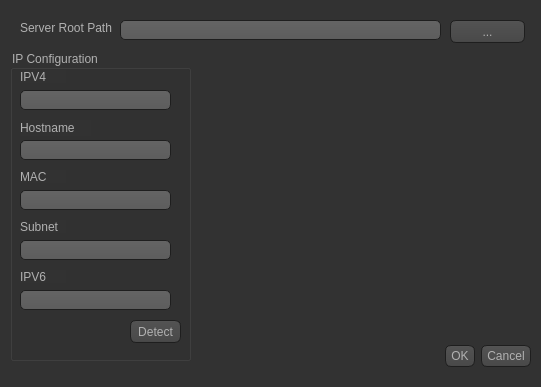
Thejuster/rAthena-Studio, file hostconfig.ui: the form before one commit.
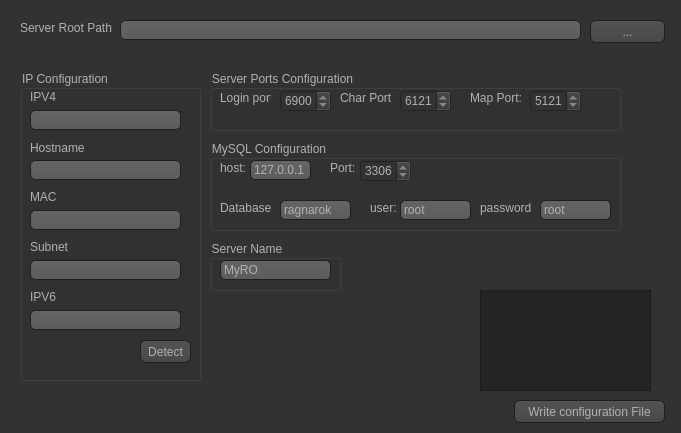
The form after the commit. Icons and pictures are not drawn.

```diff
--- a/hostconfig.ui
+++ b/hostconfig.ui
@@ -6,8 +6,8 @@
    <rect>
     <x>0</x>
     <y>0</y>
-    <width>541</width>
-    <height>387</height>
+    <width>681</width>
+    <height>433</height>
    </rect>
   </property>
   <property name="windowTitle">
@@ -474,22 +474,6 @@
     border: 1px solid #444;
 }</string>
   </property>
-  <widget class="QDialogButtonBox" name="buttonBox">
-   <property name="geometry">
-    <rect>
-     <x>10</x>
-     <y>340</y>
-     <width>521</width>
-     <height>32</height>
-    </rect>
-   </property>
-   <property name="orientation">
-    <enum>Qt::Horizontal</enum>
-   </property>
-   <property name="standardButtons">
-    <set>QDialogButtonBox::Cancel|QDialogButtonBox::Ok</set>
-   </property>
-  </widget>
   <widget class="QLabel" name="label">
    <property name="geometry">
     <rect>
@@ -508,7 +492,7 @@
     <rect>
      <x>120</x>
      <y>20</y>
-     <width>321</width>
+     <width>461</width>
      <height>20</height>
     </rect>
    </property>
@@ -519,7 +503,7 @@
   <widget class="QPushButton" name="pushButton">
    <property name="geometry">
     <rect>
-     <x>450</x>
+     <x>590</x>
      <y>20</y>
      <width>75</width>
      <height>23</height>
@@ -532,8 +516,8 @@
   <widget class="QGroupBox" name="groupBox">
    <property name="geometry">
     <rect>
-     <x>10</x>
-     <y>50</y>
+     <x>20</x>
+     <y>70</y>
      <width>181</width>
      <height>311</height>
     </rect>
@@ -642,7 +626,7 @@
      </rect>
     </property>
     <property name="readOnly">
-     <bool>true</bool>
+     <bool>false</bool>
     </property>
    </widget>
    <widget class="QLabel" name="label_5">
@@ -681,7 +665,323 @@
      </rect>
     </property>
     <property name="readOnly">
+     <bool>false</bool>
+    </property>
+   </widget>
+  </widget>
+  <widget class="QGroupBox" name="groupBox_2">
+   <property name="geometry">
+    <rect>
+     <x>210</x>
+     <y>70</y>
+     <width>411</width>
+     <height>61</height>
+    </rect>
+   </property>
+   <property name="title">
+    <string>Server Ports Configuration</string>
+   </property>
+   <widget class="QLabel" name="label_7">
+    <property name="geometry">
+     <rect>
+      <x>10</x>
+      <y>20</y>
+      <width>51</width>
+      <height>16</height>
+     </rect>
+    </property>
+    <property name="text">
+     <string>Login port:</string>
+    </property>
+   </widget>
+   <widget class="QSpinBox" name="spinBox">
+    <property name="geometry">
+     <rect>
+      <x>70</x>
+      <y>20</y>
+      <width>51</width>
+      <height>22</height>
+     </rect>
+    </property>
+    <property name="maximum">
+     <number>999999</number>
+    </property>
+    <property name="value">
+     <number>6900</number>
+    </property>
+   </widget>
+   <widget class="QSpinBox" name="spinBox_2">
+    <property name="geometry">
+     <rect>
+      <x>190</x>
+      <y>20</y>
+      <width>51</width>
+      <height>22</height>
+     </rect>
+    </property>
+    <property name="maximum">
+     <number>999999</number>
+    </property>
+    <property name="value">
+     <number>6121</number>
+    </property>
+   </widget>
+   <widget class="QLabel" name="label_8">
+    <property name="geometry">
+     <rect>
+      <x>130</x>
+      <y>20</y>
+      <width>51</width>
+      <height>16</height>
+     </rect>
+    </property>
+    <property name="text">
+     <string>Char Port:</string>
+    </property>
+   </widget>
+   <widget class="QLabel" name="label_9">
+    <property name="geometry">
+     <rect>
+      <x>260</x>
+      <y>20</y>
+      <width>51</width>
+      <height>16</height>
+     </rect>
+    </property>
+    <property name="text">
+     <string>Map Port:</string>
+    </property>
+   </widget>
+   <widget class="QSpinBox" name="spinBox_3">
+    <property name="geometry">
+     <rect>
+      <x>320</x>
+      <y>20</y>
+      <width>51</width>
+      <height>22</height>
+     </rect>
+    </property>
+    <property name="maximum">
+     <number>999999</number>
+    </property>
+    <property name="value">
+     <number>5121</number>
+    </property>
+   </widget>
+  </widget>
+  <widget class="QGroupBox" name="groupBox_3">
+   <property name="geometry">
+    <rect>
+     <x>210</x>
+     <y>140</y>
+     <width>411</width>
+     <height>91</height>
+    </rect>
+   </property>
+   <property name="title">
+    <string>MySQL Configuration</string>
+   </property>
+   <widget class="QLabel" name="label_10">
+    <property name="geometry">
+     <rect>
+      <x>10</x>
+      <y>20</y>
+      <width>31</width>
+      <height>16</height>
+     </rect>
+    </property>
+    <property name="text">
+     <string>host:</string>
+    </property>
+   </widget>
+   <widget class="QLineEdit" name="lineEdit_7">
+    <property name="geometry">
+     <rect>
+      <x>40</x>
+      <y>20</y>
+      <width>61</width>
+      <height>20</height>
+     </rect>
+    </property>
+    <property name="text">
+     <string>127.0.0.1</string>
+    </property>
+    <property name="readOnly">
      <bool>true</bool>
+    </property>
+   </widget>
+   <widget class="QLabel" name="label_11">
+    <property name="geometry">
+     <rect>
+      <x>120</x>
+      <y>20</y>
+      <width>31</width>
+      <height>16</height>
+     </rect>
+    </property>
+    <property name="text">
+     <string>Port:</string>
+    </property>
+   </widget>
+   <widget class="QSpinBox" name="spinBox_4">
+    <property name="geometry">
+     <rect>
+      <x>150</x>
+      <y>20</y>
+      <width>51</width>
+      <height>22</height>
+     </rect>
+    </property>
+    <property name="maximum">
+     <number>999999</number>
+    </property>
+    <property name="value">
+     <number>3306</number>
+    </property>
+   </widget>
+   <widget class="QLabel" name="label_12">
+    <property name="geometry">
+     <rect>
+      <x>10</x>
+      <y>60</y>
+      <width>51</width>
+      <height>16</height>
+     </rect>
+    </property>
+    <property name="text">
+     <string>Database:</string>
+    </property>
+   </widget>
+   <widget class="QLineEdit" name="lineEdit_8">
+    <property name="geometry">
+     <rect>
+      <x>70</x>
+      <y>60</y>
+      <width>71</width>
+      <height>20</height>
+     </rect>
+    </property>
+    <property name="text">
+     <string>ragnarok</string>
+    </property>
+    <property name="readOnly">
+     <bool>false</bool>
+    </property>
+   </widget>
+   <widget class="QLabel" name="label_13">
+    <property name="geometry">
+     <rect>
+      <x>160</x>
+      <y>60</y>
+      <width>31</width>
+      <height>16</height>
+     </rect>
+    </property>
+    <property name="text">
+     <string>user:</string>
+    </property>
+   </widget>
+   <widget class="QLineEdit" name="lineEdit_9">
+    <property name="geometry">
+     <rect>
+      <x>190</x>
+      <y>60</y>
+      <width>71</width>
+      <height>20</height>
+     </rect>
+    </property>
+    <property name="inputMask">
+     <string/>
+    </property>
+    <property name="text">
+     <string>root</string>
+    </property>
+    <property name="readOnly">
+     <bool>false</bool>
+    </property>
+   </widget>
+   <widget class="QLabel" name="label_14">
+    <property name="geometry">
+     <rect>
+      <x>270</x>
+      <y>60</y>
+      <width>51</width>
+      <height>16</height>
+     </rect>
+    </property>
+    <property name="text">
+     <string>password:</string>
+    </property>
+   </widget>
+   <widget class="QLineEdit" name="lineEdit_10">
+    <property name="geometry">
+     <rect>
+      <x>330</x>
+      <y>60</y>
+      <width>71</width>
+      <height>20</height>
+     </rect>
+    </property>
+    <property name="inputMask">
+     <string/>
+    </property>
+    <property name="text">
+     <string>root</string>
+    </property>
+    <property name="readOnly">
+     <bool>false</bool>
+    </property>
+   </widget>
+  </widget>
+  <widget class="QPushButton" name="pushButton_3">
+   <property name="geometry">
+    <rect>
+     <x>514</x>
+     <y>400</y>
+     <width>151</width>
+     <height>23</height>
+    </rect>
+   </property>
+   <property name="text">
+    <string>Write configuration File</string>
+   </property>
+  </widget>
+  <widget class="QTextEdit" name="textEdit">
+   <property name="geometry">
+    <rect>
+     <x>480</x>
+     <y>290</y>
+     <width>171</width>
+     <height>101</height>
+    </rect>
+   </property>
+  </widget>
+  <widget class="QGroupBox" name="groupBox_4">
+   <property name="geometry">
+    <rect>
+     <x>210</x>
+     <y>240</y>
+     <width>131</width>
+     <height>51</height>
+    </rect>
+   </property>
+   <property name="title">
+    <string>Server Name</string>
+   </property>
+   <widget class="QLineEdit" name="servername">
+    <property name="geometry">
+     <rect>
+      <x>10</x>
+      <y>20</y>
+      <width>111</width>
+      <height>20</height>
+     </rect>
+    </property>
+    <property name="text">
+     <string>MyRO</string>
+    </property>
+    <property name="readOnly">
+     <bool>false</bool>
     </property>
    </widget>
   </widget>
```
Left out of the diff: 47 changed lines with no effect on the pictures.
